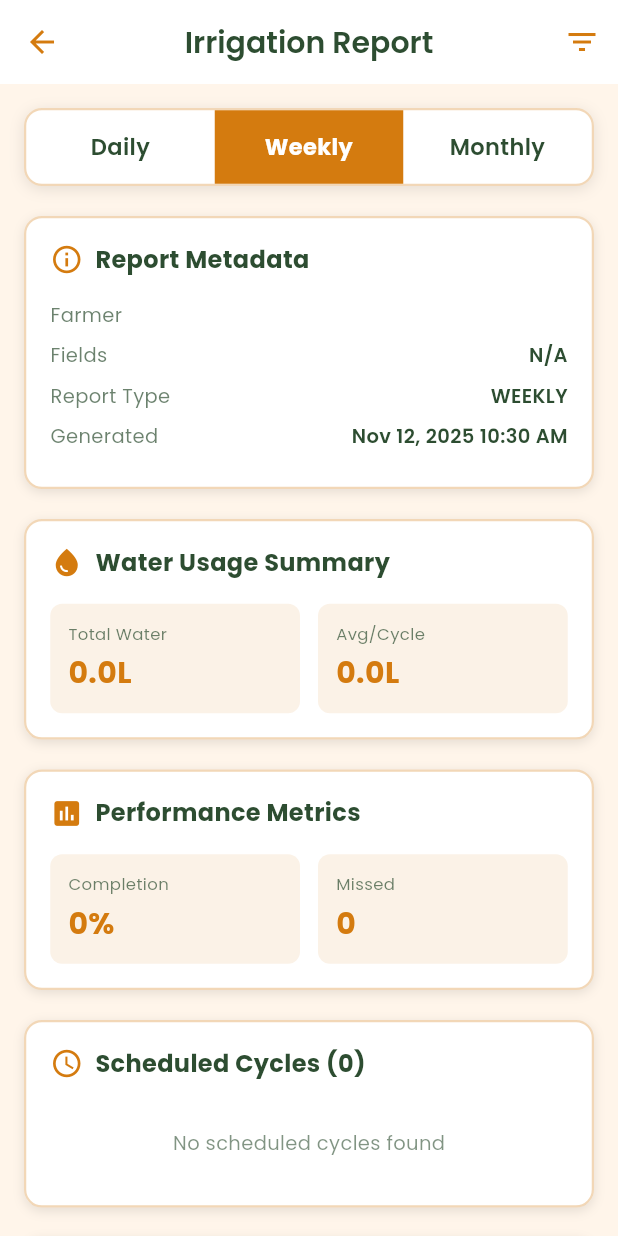
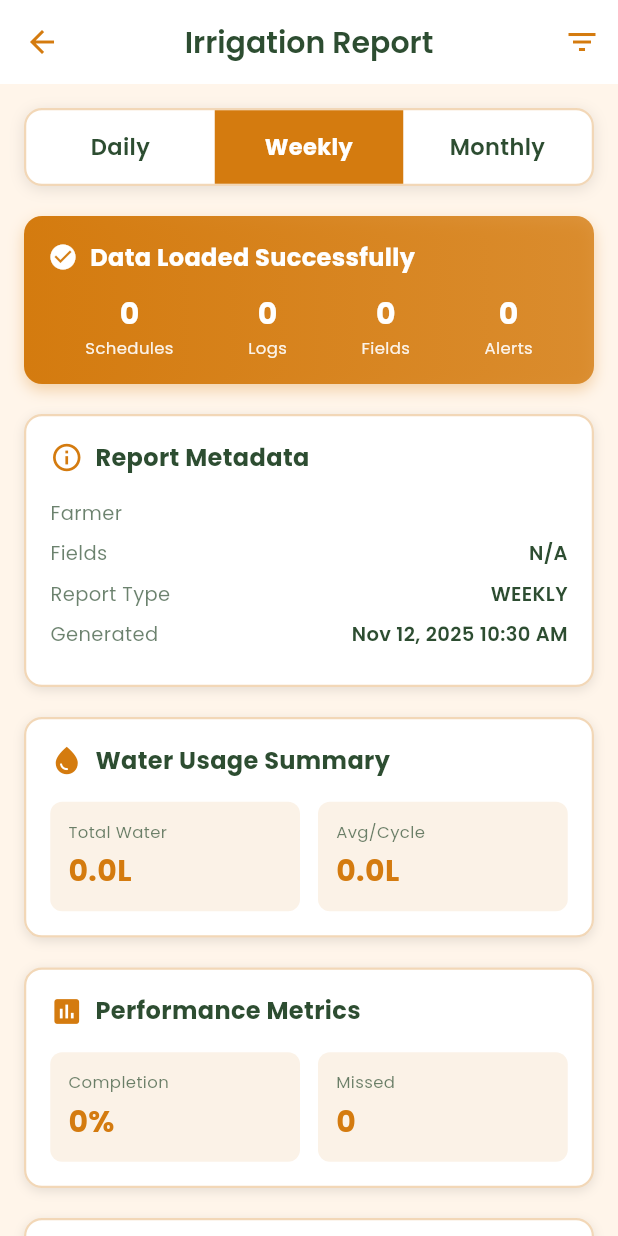
Before and after one commit to mayoney250/famingairrigate, a Flutter app: the ReportsScreen screen opened directly, after a tap on "Weekly", on a phone screen of 412 x 824 dp. Run offline on Flutter 3.47's test engine with Material 3 defaults, Android fonts, the phone set to English and light mode, and no system bars; our stand-ins replace cached_network_image, cloud_firestore, firebase_auth, firebase_core, firebase_messaging, firebase_storage and 17 more; missing offline and left inert: flutter_map_cancellable_tile_provider; accounts and stored records are empty.

Commit message:
report screen

```diff
--- a/lib/screens/settings/reports_screen.dart
+++ b/lib/screens/settings/reports_screen.dart
@@ -13,6 +13,7 @@ import '../../models/irrigation_log_model.dart';
 import '../../models/irrigation_schedule_model.dart';
 import '../../models/user_model.dart';
 import '../../models/alert_model.dart';
+import '../../widgets/shimmer/shimmer_widgets.dart';
 
 enum ReportPeriod { daily, weekly, monthly }
 enum CycleTypeFilter { all, scheduled, manual }
@@ -36,6 +37,7 @@ class _ReportsScreenState extends State<ReportsScreen> {
   CycleTypeFilter _cycleTypeFilter = CycleTypeFilter.all;
   StatusFilter _statusFilter = StatusFilter.all;
   String? _selectedFieldFilter;
+  bool _showAllSchedules = false;
 
   bool _isLoading = true;
   String? _errorMessage;
@@ -155,19 +157,35 @@ class _ReportsScreenState extends State<ReportsScreen> {
     try {
       final allSchedules = await _scheduleService.getUserSchedules(userId);
 
-      // Filter cycles by date range and separate by status
+      debugPrint('📊 Report: Loaded ${allSchedules.length} total schedules for user $userId');
+
       final filteredSchedules = allSchedules.where((schedule) {
-        if (!schedule.isActive) return false;
+        if (!schedule.isActive) {
+          debugPrint('  ⏭️ Skipping inactive schedule: ${schedule.zoneName}');
+          return false;
+        }
+
         final scheduleTime = schedule.nextRun ?? schedule.startTime;
-        return scheduleTime.isAfter(start.subtract(const Duration(days: 1))) &&
+        final scheduleCreated = schedule.createdAt ?? scheduleTime;
+
+        if (schedule.repeatDays.isNotEmpty) {
+          final shouldInclude = scheduleCreated.isBefore(end.add(const Duration(days: 1)));
+          debugPrint('  🔄 Recurring schedule "${schedule.zoneName}": ${shouldInclude ? "INCLUDED" : "EXCLUDED"}');
+          return shouldInclude;
+        }
+
+        final shouldInclude = scheduleTime.isAfter(start.subtract(const Duration(days: 1))) &&
                scheduleTime.isBefore(end.add(const Duration(days: 1)));
+        debugPrint('  📅 One-time schedule "${schedule.zoneName}": ${shouldInclude ? "INCLUDED" : "EXCLUDED"}');
+        return shouldInclude;
       }).toList();
 
-      // Separate scheduled vs running
       _scheduledCycles = filteredSchedules.where((s) => s.status == 'scheduled').toList();
       _runningCycles = filteredSchedules.where((s) => s.status == 'running').toList();
+
+      debugPrint('📊 Report: ${_scheduledCycles.length} scheduled, ${_runningCycles.length} running');
     } catch (e) {
-      debugPrint('Error loading scheduled cycles: $e');
+      debugPrint('❌ Error loading scheduled cycles: $e');
       _scheduledCycles = [];
       _runningCycles = [];
     }
@@ -205,12 +223,25 @@ class _ReportsScreenState extends State<ReportsScreen> {
   Future<void> _loadIrrigationLogs(String userId, DateTime start, DateTime end) async {
     try {
       _allLogs = await _loadLogsWithFallback(userId, start, end);
+
+      debugPrint('📊 Report: Loaded ${_allLogs.length} total irrigation logs');
+
+      final completedLogs = _allLogs.where((log) => log.action == IrrigationAction.completed).toList();
+      debugPrint('  ✅ ${completedLogs.length} completed irrigations');
+
       _manualCycles = _allLogs.where((log) =>
         log.triggeredBy == 'manual' &&
         log.action == IrrigationAction.completed
       ).toList();
+
+      debugPrint('  👉 ${_manualCycles.length} manual cycles');
+      debugPrint('  🤖 ${completedLogs.length - _manualCycles.length} scheduled cycles');
+
+      if (completedLogs.isNotEmpty) {
+        debugPrint('  💧 Total water used: ${completedLogs.fold<double>(0.0, (sum, log) => sum + (log.waterUsed ?? 0.0)).toStringAsFixed(1)}L');
+      }
     } catch (e) {
-      debugPrint('Error loading irrigation logs: $e');
+      debugPrint('❌ Error loading irrigation logs: $e');
       _allLogs = [];
       _manualCycles = [];
     }
@@ -374,9 +405,17 @@ class _ReportsScreenState extends State<ReportsScreen> {
         ],
       ),
       body: _isLoading
-          ? Center(
-              child: CircularProgressIndicator(
-                color: FamingaBrandColors.primaryOrange,
+          ? const SingleChildScrollView(
+              padding: EdgeInsets.all(16),
+              child: Column(
+                children: [
+                  ShimmerDashboardStats(),
+                  SizedBox(height: 16),
+                  ShimmerFieldCard(),
+                  ShimmerFieldCard(),
+                  SizedBox(height: 16),
+                  ShimmerBox(height: 200, borderRadius: BorderRadius.all(Radius.circular(12))),
+                ],
               ),
             )
           : _errorMessage != null
@@ -391,6 +430,8 @@ class _ReportsScreenState extends State<ReportsScreen> {
                       crossAxisAlignment: CrossAxisAlignment.start,
                       children: [
                         _buildPeriodSelector(isDark),
+                        const SizedBox(height: 20),
+                        _buildDataSummaryBanner(isDark),
                         const SizedBox(height: 20),
                         _buildMetadataSection(isDark),
                         const SizedBox(height: 20),
@@ -710,10 +751,28 @@ class _ReportsScreenState extends State<ReportsScreen> {
       child: Column(
         crossAxisAlignment: CrossAxisAlignment.start,
         children: [
-          _buildSectionTitle('Scheduled Cycles (${filtered.length})', Icons.schedule, isDark),
+          Row(
+            mainAxisAlignment: MainAxisAlignment.spaceBetween,
+            children: [
+              _buildSectionTitle('Scheduled Cycles (${filtered.length})', Icons.schedule, isDark),
+              if (filtered.isEmpty && _scheduledCycles.isEmpty)
+                TextButton.icon(
+                  onPressed: () {
+                    setState(() => _showAllSchedules = !_showAllSchedules);
+                  },
+                  icon: Icon(Icons.info_outline, size: 16),
+                  label: Text('Show All', style: TextStyle(fontSize: 12)),
+                ),
+            ],
+          ),
           const SizedBox(height: 16),
           if (filtered.isEmpty)
-            _buildEmptyState('No scheduled cycles found', isDark)
+            _buildEmptyState(
+              _scheduledCycles.isEmpty
+                ? 'No active schedules found for this user'
+                : 'No schedules found in selected period. Try changing the period filter.',
+              isDark,
+            )
           else
             ...filtered.take(5).map((cycle) => _buildCycleListItem(
               zoneName: cycle.zoneName,
@@ -1060,7 +1119,8 @@ class _ReportsScreenState extends State<ReportsScreen> {
       log.action == IrrigationAction.completed
     ).toList();
 
-    // Apply field filter if selected
+    completedLogs.sort((a, b) => b.timestamp.compareTo(a.timestamp));
+
     final filteredCompleted = _selectedFieldFilter != null
         ? completedLogs.where((log) => log.zoneId == _selectedFieldFilter).toList()
         : completedLogs;
@@ -1126,8 +1186,8 @@ class _ReportsScreenState extends State<ReportsScreen> {
               ),
             ),
             const SizedBox(height: 12),
-            ...filteredCompleted.take(10).map((log) => _buildCompletedIrrigationItem(log, isDark)),
-            if (filteredCompleted.length > 10)
+            ...filteredCompleted.map((log) => _buildCompletedIrrigationItem(log, isDark)),
+            if (filteredCompleted.length > 20 && false)
               Padding(
                 padding: const EdgeInsets.only(top: 8),
                 child: Center(
@@ -1706,4 +1766,79 @@ class _ReportsScreenState extends State<ReportsScreen> {
         return FamingaBrandColors.primaryOrange;
     }
   }
+
+  Widget _buildDataSummaryBanner(bool isDark) {
+    final totalSchedules = _scheduledCycles.length + _runningCycles.length;
+    final totalCycles = totalSchedules + _manualCycles.length;
+
+    return Container(
+      padding: const EdgeInsets.all(16),
+      decoration: BoxDecoration(
+        gradient: LinearGradient(
+          colors: [
+            FamingaBrandColors.primaryOrange,
+            FamingaBrandColors.primaryOrange.withOpacity(0.8),
+          ],
+        ),
+        borderRadius: BorderRadius.circular(12),
+        boxShadow: [
+          BoxShadow(
+            color: FamingaBrandColors.primaryOrange.withOpacity(0.3),
+            blurRadius: 8,
+            offset: const Offset(0, 4),
+          ),
+        ],
+      ),
+      child: Column(
+        children: [
+          Row(
+            children: [
+              const Icon(Icons.check_circle, color: Colors.white, size: 20),
+              const SizedBox(width: 8),
+              Text(
+                'Data Loaded Successfully',
+                style: TextStyle(
+                  color: Colors.white,
+                  fontWeight: FontWeight.bold,
+                  fontSize: 16,
+                ),
+              ),
+            ],
+          ),
+          const SizedBox(height: 12),
+          Row(
+            mainAxisAlignment: MainAxisAlignment.spaceAround,
+            children: [
+              _buildSummaryItem('Schedules', totalSchedules.toString(), Colors.white),
+              _buildSummaryItem('Logs', _allLogs.length.toString(), Colors.white),
+              _buildSummaryItem('Fields', _fields.length.toString(), Colors.white),
+              _buildSummaryItem('Alerts', _alerts.length.toString(), Colors.white),
+            ],
+          ),
+        ],
+      ),
+    );
+  }
+
+  Widget _buildSummaryItem(String label, String value, Color color) {
+    return Column(
+      children: [
+        Text(
+          value,
+          style: TextStyle(
+            fontSize: 20,
+            fontWeight: FontWeight.bold,
+            color: color,
+          ),
+        ),
+        Text(
+          label,
+          style: TextStyle(
+            fontSize: 11,
+            color: color.withOpacity(0.9),
+          ),
+        ),
+      ],
+    );
+  }
 }
```
Also changed, not shown: 3 other files.
